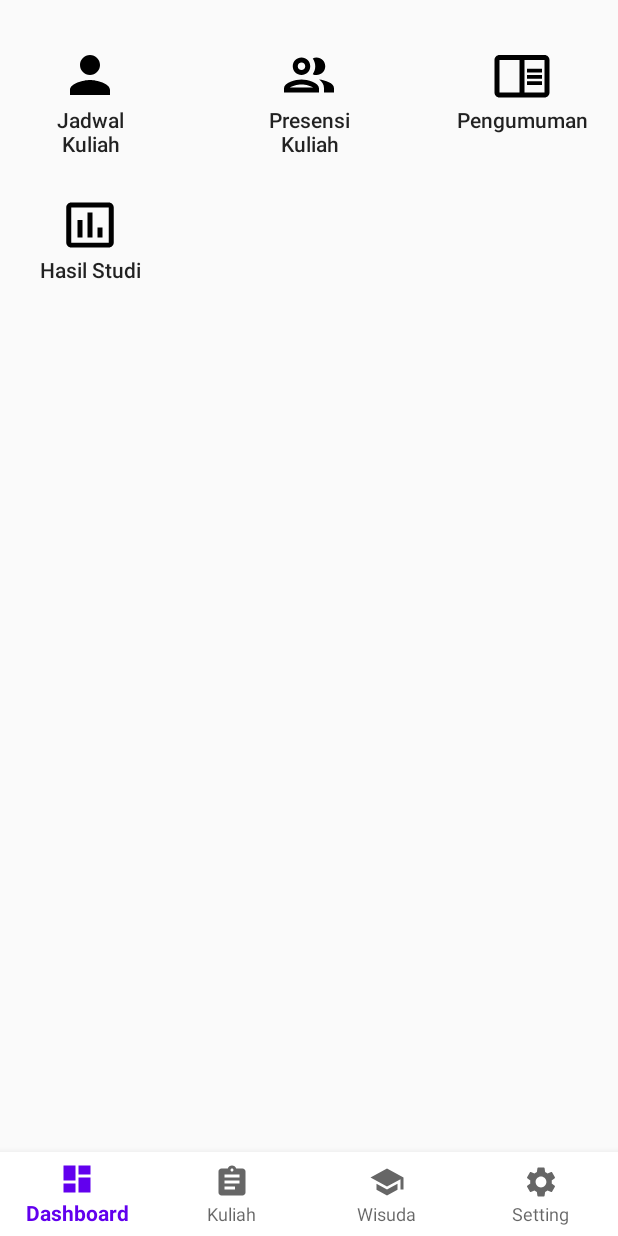
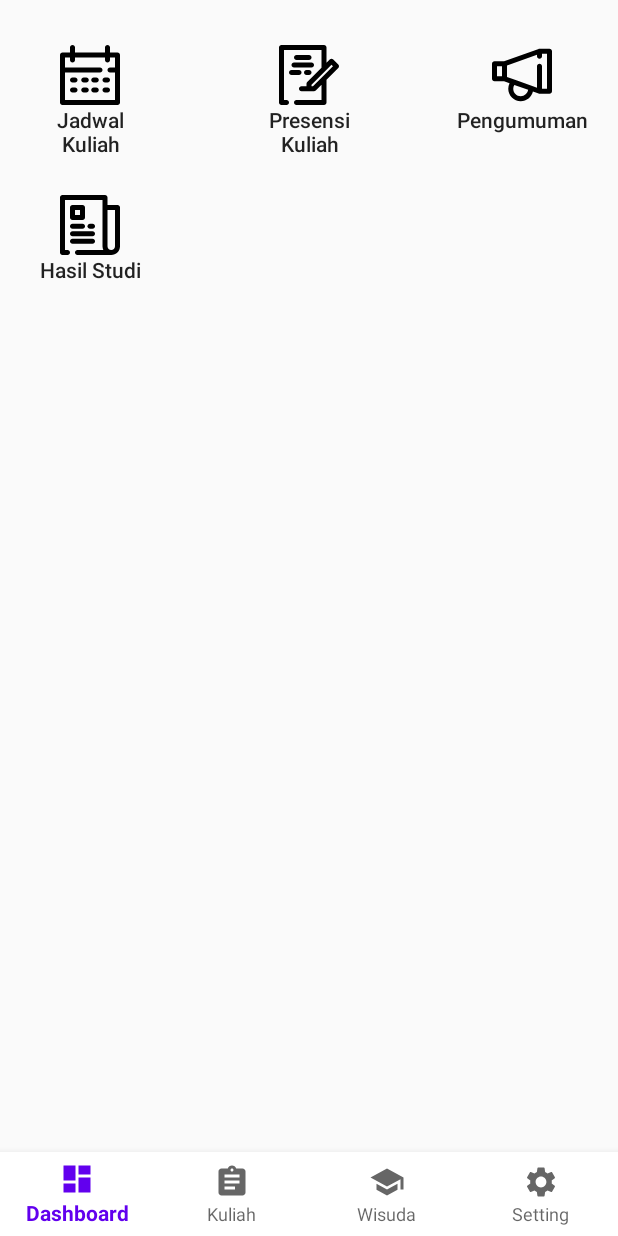
Before and after one commit to fadelmi12/bismillah12, an Android app: the fragment tabKuliah placed in its activity, on a phone screen of 412 x 824 dp. Run offline under Robolectric (Android 15) with nearby library versions, the phone set to English and light mode, and no system bars.

Commit message:
icon tab1

```diff
--- /dev/null
+++ b/app/src/main/res/drawable/ic_hasilstudit1.xml
@@ -0,0 +1,24 @@
+<vector xmlns:android="http://schemas.android.com/apk/res/android"
+    android:width="40dp"
+    android:height="40dp"
+    android:viewportWidth="384"
+    android:viewportHeight="384">
+  <path
+      android:fillColor="#FF000000"
+      android:pathData="m368,64h-64v-48c0,-8.832 -7.168,-16 -16,-16h-272c-8.832,0 -16,7.168 -16,16v352c0,8.832 7.168,16 16,16h32c8.832,0 16,-7.168 16,-16s-7.168,-16 -16,-16h-16v-320h240v296c0,8.594 2.008,16.711 5.48,24h-165.48c-8.832,0 -16,7.168 -16,16s7.168,16 16,16h216c30.879,0 56,-25.129 56,-56v-248c0,-8.832 -7.168,-16 -16,-16zM352,328c0,13.23 -10.77,24 -24,24s-24,-10.77 -24,-24v-232h48zM352,328"/>
+  <path
+      android:fillColor="#FF000000"
+      android:pathData="m80,160h64c8.832,0 16,-7.168 16,-16v-64c0,-8.832 -7.168,-16 -16,-16h-64c-8.832,0 -16,7.168 -16,16v64c0,8.832 7.168,16 16,16zM96,96h32v32h-32zM96,96"/>
+  <path
+      android:fillColor="#FF000000"
+      android:pathData="m80,216h64c8.832,0 16,-7.168 16,-16s-7.168,-16 -16,-16h-64c-8.832,0 -16,7.168 -16,16s7.168,16 16,16zM80,216"/>
+  <path
+      android:fillColor="#FF000000"
+      android:pathData="m208,216c8.832,0 16,-7.168 16,-16s-7.168,-16 -16,-16h-16c-8.832,0 -16,7.168 -16,16s7.168,16 16,16zM208,216"/>
+  <path
+      android:fillColor="#FF000000"
+      android:pathData="m80,264h128c8.832,0 16,-7.168 16,-16s-7.168,-16 -16,-16h-128c-8.832,0 -16,7.168 -16,16s7.168,16 16,16zM80,264"/>
+  <path
+      android:fillColor="#FF000000"
+      android:pathData="m224,296c0,-8.832 -7.168,-16 -16,-16h-128c-8.832,0 -16,7.168 -16,16s7.168,16 16,16h128c8.832,0 16,-7.168 16,-16zM224,296"/>
+</vector>
--- /dev/null
+++ b/app/src/main/res/drawable/ic_jadwalt1.xml
@@ -0,0 +1,33 @@
+<vector xmlns:android="http://schemas.android.com/apk/res/android"
+    android:width="40dp"
+    android:height="40dp"
+    android:viewportWidth="384"
+    android:viewportHeight="384">
+  <path
+      android:fillColor="#FF000000"
+      android:pathData="m368,48h-48v-32c0,-8.832 -7.168,-16 -16,-16s-16,7.168 -16,16v32h-192v-32c0,-8.832 -7.168,-16 -16,-16s-16,7.168 -16,16v32h-48c-8.832,0 -16,7.168 -16,16v304c0,8.832 7.168,16 16,16h352c8.832,0 16,-7.168 16,-16v-304c0,-8.832 -7.168,-16 -16,-16zM32,352v-176h224c8.832,0 16,-7.168 16,-16s-7.168,-16 -16,-16h-224v-64h32v16c0,8.832 7.168,16 16,16s16,-7.168 16,-16v-16h192v16c0,8.832 7.168,16 16,16s16,-7.168 16,-16v-16h32v64h-32c-8.832,0 -16,7.168 -16,16s7.168,16 16,16h32v176zM32,352"/>
+  <path
+      android:fillColor="#FF000000"
+      android:pathData="m96,208h-16c-8.832,0 -16,7.168 -16,16s7.168,16 16,16h16c8.832,0 16,-7.168 16,-16s-7.168,-16 -16,-16zM96,208"/>
+  <path
+      android:fillColor="#FF000000"
+      android:pathData="m168,208h-16c-8.832,0 -16,7.168 -16,16s7.168,16 16,16h16c8.832,0 16,-7.168 16,-16s-7.168,-16 -16,-16zM168,208"/>
+  <path
+      android:fillColor="#FF000000"
+      android:pathData="m232,208h-16c-8.832,0 -16,7.168 -16,16s7.168,16 16,16h16c8.832,0 16,-7.168 16,-16s-7.168,-16 -16,-16zM232,208"/>
+  <path
+      android:fillColor="#FF000000"
+      android:pathData="m304,208h-16c-8.832,0 -16,7.168 -16,16s7.168,16 16,16h16c8.832,0 16,-7.168 16,-16s-7.168,-16 -16,-16zM304,208"/>
+  <path
+      android:fillColor="#FF000000"
+      android:pathData="m96,272h-16c-8.832,0 -16,7.168 -16,16s7.168,16 16,16h16c8.832,0 16,-7.168 16,-16s-7.168,-16 -16,-16zM96,272"/>
+  <path
+      android:fillColor="#FF000000"
+      android:pathData="m168,272h-16c-8.832,0 -16,7.168 -16,16s7.168,16 16,16h16c8.832,0 16,-7.168 16,-16s-7.168,-16 -16,-16zM168,272"/>
+  <path
+      android:fillColor="#FF000000"
+      android:pathData="m232,272h-16c-8.832,0 -16,7.168 -16,16s7.168,16 16,16h16c8.832,0 16,-7.168 16,-16s-7.168,-16 -16,-16zM232,272"/>
+  <path
+      android:fillColor="#FF000000"
+      android:pathData="m304,272h-16c-8.832,0 -16,7.168 -16,16s7.168,16 16,16h16c8.832,0 16,-7.168 16,-16s-7.168,-16 -16,-16zM304,272"/>
+</vector>
--- /dev/null
+++ b/app/src/main/res/drawable/ic_pengumumant1.xml
@@ -0,0 +1,9 @@
+<vector xmlns:android="http://schemas.android.com/apk/res/android"
+    android:width="40dp"
+    android:height="40dp"
+    android:viewportWidth="384"
+    android:viewportHeight="384">
+  <path
+      android:fillColor="#FF000000"
+      android:pathData="m368,24h-64c-0.383,0 -0.754,0.09 -1.129,0.113 -0.52,0.039 -1.039,0.07 -1.559,0.16 -0.586,0.094 -1.137,0.254 -1.688,0.414 -0.328,0.098 -0.664,0.129 -1,0.25l-221.402,79.063h-61.223c-8.832,0 -16,7.168 -16,16v96c0,8.832 7.168,16 16,16h61.223l35.098,12.535c-5.426,10.953 -8.32,23.039 -8.32,35.465 0,44.113 35.887,80 80,80 37.93,0 69.711,-26.566 77.895,-62.047l36.715,13.109c0.43,0.16 0.879,0.234 1.313,0.352 0.359,0.098 0.711,0.219 1.086,0.289 1,0.191 2,0.313 2.984,0.313 0.016,0 0.031,-0.008 0.047,-0.008h63.961c8.832,0 16,-7.168 16,-16v-256.008c0,-8.832 -7.168,-16 -16,-16zM64,200h-32v-64h32zM184,328c-26.473,0 -48,-21.527 -48,-48 0,-8.711 2.367,-17.168 6.777,-24.586l88.703,31.684c-3.441,23.109 -23.426,40.902 -47.48,40.902zM352,280h-32v-144c0,-8.832 -7.168,-16 -16,-16s-16,7.168 -16,16v137.297l-34.648,-12.375c-0.047,-0.02 -0.078,-0.059 -0.129,-0.074l-106.383,-37.969 -50.84,-18.16v-73.438l192,-68.57v9.289c0,8.832 7.168,16 16,16s16,-7.168 16,-16v-16h32zM352,280"/>
+</vector>
--- /dev/null
+++ b/app/src/main/res/drawable/ic_presensit1.xml
@@ -0,0 +1,21 @@
+<vector xmlns:android="http://schemas.android.com/apk/res/android"
+    android:width="40dp"
+    android:height="40dp"
+    android:viewportWidth="384"
+    android:viewportHeight="384">
+  <path
+      android:fillColor="#FF000000"
+      android:pathData="m347.313,92.688c-6.25,-6.246 -16.375,-6.246 -22.625,0l-20.688,20.688v-97.375c0,-8.832 -7.168,-16 -16,-16h-272c-8.832,0 -16,7.168 -16,16v352c0,8.832 7.168,16 16,16h32c8.832,0 16,-7.168 16,-16s-7.168,-16 -16,-16h-16v-320h240v113.375l-91.313,91.313c-3,3 -4.688,7.074 -4.688,11.313v16h-32c-8.832,0 -16,7.168 -16,16s7.168,16 16,16h80c4.238,0 8.313,-1.688 11.313,-4.688l36.688,-36.688v97.375h-160c-8.832,0 -16,7.168 -16,16s7.168,16 16,16h176c8.832,0 16,-7.168 16,-16v-145.375l75.313,-75.313c6.246,-6.25 6.246,-16.375 0,-22.625zM276.695,204.68c-0.008,0.008 -0.016,0.016 -0.023,0.023l-59.297,59.297h-9.375v-9.375l91.305,-91.305 0.023,-0.023 36.672,-36.672 9.375,9.375zM276.695,204.68"/>
+  <path
+      android:fillColor="#FF000000"
+      android:pathData="m192,96c8.832,0 16,-7.168 16,-16s-7.168,-16 -16,-16h-80c-8.832,0 -16,7.168 -16,16s7.168,16 16,16zM192,96"/>
+  <path
+      android:fillColor="#FF000000"
+      android:pathData="m80,128c0,8.832 7.168,16 16,16h112c8.832,0 16,-7.168 16,-16s-7.168,-16 -16,-16h-112c-8.832,0 -16,7.168 -16,16zM80,128"/>
+  <path
+      android:fillColor="#FF000000"
+      android:pathData="m144,176c0,-8.832 -7.168,-16 -16,-16h-48c-8.832,0 -16,7.168 -16,16s7.168,16 16,16h48c8.832,0 16,-7.168 16,-16zM144,176"/>
+  <path
+      android:fillColor="#FF000000"
+      android:pathData="m176,160c-8.832,0 -16,7.168 -16,16s7.168,16 16,16h16c8.832,0 16,-7.168 16,-16s-7.168,-16 -16,-16zM176,160"/>
+</vector>
--- a/app/src/main/res/layout/fragment_tab1.xml
+++ b/app/src/main/res/layout/fragment_tab1.xml
@@ -16,7 +16,7 @@
             android:layout_width="80dp"
             android:layout_height="80dp"
             android:background="@android:color/transparent"
-            android:drawableTop="@drawable/ic_baseline_person_24"
+            android:drawableTop="@drawable/ic_jadwalt1"
             android:text="Jadwal Kuliah"
             android:textAllCaps="false"
             android:textAlignment="center"
@@ -28,7 +28,7 @@
         <Button
             android:layout_width="80dp"
             android:layout_height="80dp"
-            android:drawableTop="@drawable/ic_baseline_insert_chart_outlined_24"
+            android:drawableTop="@drawable/ic_hasilstudit1"
             android:background="@android:color/transparent"
             android:text="Hasil Studi"
             android:drawableTint="@android:color/black"
@@ -47,7 +47,7 @@
         <Button
             android:layout_width="80dp"
             android:layout_height="80dp"
-            android:drawableTop="@drawable/ic_outline_people_outline_24"
+            android:drawableTop="@drawable/ic_presensit1"
             android:background="@android:color/transparent"
             android:text="Presensi Kuliah"
             android:drawableTint="@android:color/black"
@@ -70,7 +70,7 @@
             android:layout_height="80dp"
             android:layout_marginBottom="20dp"
             android:background="@android:color/transparent"
-            android:drawableTop="@drawable/ic_outline_chrome_reader_mode_24"
+            android:drawableTop="@drawable/ic_pengumumant1"
             android:drawableTint="@android:color/black"
             android:text="Pengumuman"
             android:textAlignment="center"
```
